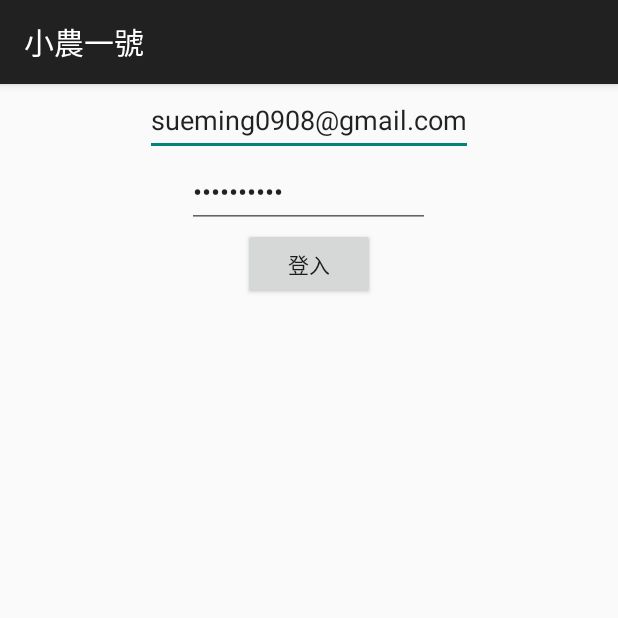
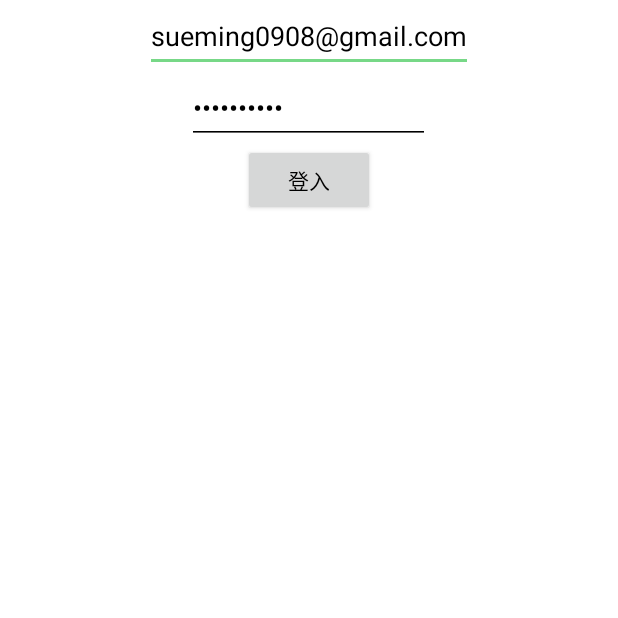
Before and after one commit to k801030/SmallFarmer01, an Android app: the screen it shows after launch (SignInActivity), on a phone screen of 412 x 824 dp, the top half of it. Run offline under Robolectric (Android 15) with nearby library versions, the light colour scheme and no system bars; our stand-ins replace Volley; libraries missing offline, so code that uses them is left out: com.astuetz, com.koushikdutta.urlimageviewhelper; network calls fail; 2 statements that could not run were skipped.

Commit message:
ui: action bar

```diff
--- a/app/src/main/java/edu/ntu/vison/smallfarmer01/activity/MainActivity.java
+++ b/app/src/main/java/edu/ntu/vison/smallfarmer01/activity/MainActivity.java
@@ -7,6 +7,7 @@ import android.support.v4.app.FragmentManager;
 import android.support.v4.app.FragmentPagerAdapter;
 import android.support.v4.view.ViewPager;
 import android.support.v7.app.AppCompatActivity;
+import android.support.v7.widget.Toolbar;
 import android.util.Log;
 
 import com.astuetz.PagerSlidingTabStrip;
@@ -41,6 +42,11 @@ public class MainActivity extends AppCompatActivity {
         if (!mUserService.isLogin()) {
             goToSignInPage();
         }
+
+        // init toolBar
+        Toolbar toolbar = (Toolbar) findViewById(R.id.toolbar);
+        setSupportActionBar(toolbar);
+        getSupportActionBar().setDisplayShowTitleEnabled(true);
 
         // init viewPager
         ViewPager pager = (ViewPager) findViewById(R.id.pager);
--- a/app/src/main/res/values/color.xml
+++ b/app/src/main/res/values/color.xml
@@ -1,5 +1,7 @@
 <?xml version="1.0" encoding="utf-8"?>
 <resources>
+    <color name="color_primary">#68ad72</color>
+
     <color name="main_bg_color">#9ed999</color>
     <color name="default_bg_color">#fbfaf7</color>
     <color name="main_text_color">#3ba443</color>
--- a/app/src/main/res/values/styles.xml
+++ b/app/src/main/res/values/styles.xml
@@ -1,8 +1,23 @@
 <resources>
 
     <!-- Base application theme. -->
-    <style name="AppTheme" parent="Theme.AppCompat.Light.DarkActionBar">
+    <style name="AppTheme" parent="Theme.AppCompat.Light.NoActionBar">
         <!-- Customize your theme here. -->
+
+        <item name="colorPrimaryDark">#5e9669</item>
+        <item name="colorPrimary">@color/color_primary</item>
+        <item name="android:textColorPrimary">#fdfff2</item>
+        <item name="android:windowBackground">@android:color/white</item>
+        <item name="android:editTextColor">@android:color/background_dark</item>
+        <item name="android:textColor">@android:color/background_dark</item>
+        <item name="colorControlNormal">@android:color/background_dark</item>
+        <item name="colorControlActivated">#77d887</item>
+        <item name="colorControlHighlight">#77d887</item>
+
+        <!-- Main theme colors -->
+
     </style>
 
+
+
 </resources>
```
Also changed, not shown: app/src/main/res/layout/activity_main.xml (+7 -1 lines), 1 other file.
